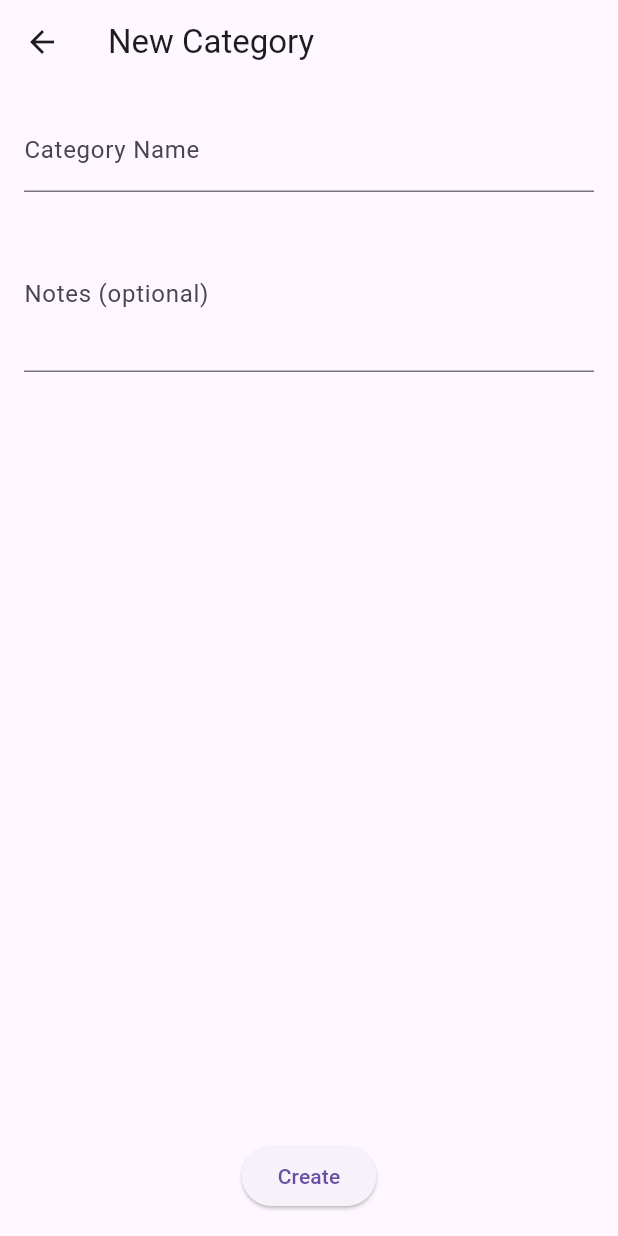
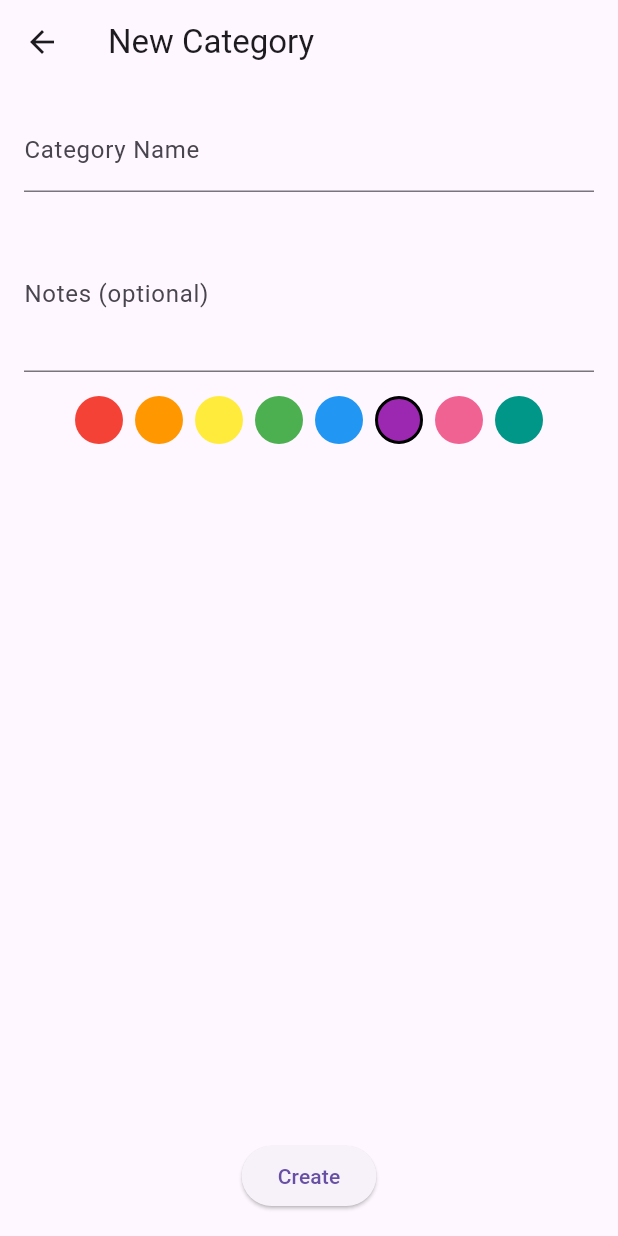
Before and after one commit to gillianthorne/visual_scheduler, a Flutter app: the CreateOrEditCategoryScreen screen opened directly, on a phone screen of 412 x 824 dp. Run offline on Flutter 3.47's test engine with Material 3 defaults, Android fonts, the phone set to English and light mode, and no system bars; our stand-ins replace hive, hive_flutter; accounts and stored records are empty.

Commit message:
colours!!!!!!

```diff
--- a/lib/features/categories/presentation/create_or_edit_category_screen.dart
+++ b/lib/features/categories/presentation/create_or_edit_category_screen.dart
@@ -24,6 +24,19 @@ class _CreateOrEditCategoryScreenState
   late TextEditingController _notesController;
   final uuid = Uuid();
 
+  final List<Color> presetColours = [
+    Colors.red,
+    Colors.orange,
+    Colors.yellow,
+    Colors.green,
+    Colors.blue,
+    Colors.purple,
+    Colors.pink.shade300,
+    Colors.teal
+  ];
+
+  Color selectedColour = Colors.purple;
+
 
   @override
   void initState() {
@@ -43,6 +56,7 @@ class _CreateOrEditCategoryScreenState
         padding: const EdgeInsets.all(16),
         child: Column(
           children: [
+            // NAME
             TextField(
               controller: _nameController,
               decoration: const InputDecoration(labelText: "Category Name"),
@@ -50,20 +64,47 @@ class _CreateOrEditCategoryScreenState
 
             const SizedBox(height: 16),
 
+            // NOTES
             TextField(
               controller: _notesController,
               decoration: const InputDecoration(labelText: "Notes (optional)"),
               maxLines: 3,
             ),
 
+            const SizedBox(height: 16,),
+
+            // COLOUR PICKER
+            Wrap(
+              spacing: 8,
+              children: presetColours.map((c) {
+                return GestureDetector(
+                  onTap: () => setState(() => selectedColour = c),
+                  child: Container(
+                    width: 32,
+                    height: 32,
+                    decoration: BoxDecoration(
+                      color: c,
+                      shape: BoxShape.circle,
+                      border: Border.all(
+                        color: selectedColour == c ? Colors.black : Colors.transparent,
+                        width: 2,
+                      ),
+                    ),
+                  ),
+                );
+              }).toList(),
+            ),
+
+
             const Spacer(),
 
+            // SUBMIT
             ElevatedButton(
               onPressed: () {
                 final updatedCategory = (widget.category ?? Category(
                   id: uuid.v4(),
                   name: _nameController.text,
-                  colourValue: 0xFFFC107,
+                  colourValue: selectedColour.toARGB32(),
                   iconName: null,
                   sortOrder: 0,
                   notes: null,
--- a/lib/features/tasks/presentation/widgets/timeline_task_block.dart
+++ b/lib/features/tasks/presentation/widgets/timeline_task_block.dart
@@ -1,4 +1,6 @@
 import 'package:flutter/material.dart';
+import 'package:provider/provider.dart';
+import 'package:visual_scheduler/features/categories/logic/category_provider.dart';
 import '../../data/task_model.dart';
 
 class TimelineTaskBlock extends StatelessWidget {
@@ -10,6 +12,9 @@ class TimelineTaskBlock extends StatelessWidget {
   Widget build(BuildContext context) {
     final height = task.duration.inMinutes.toDouble();
 
+    final category = context.watch<CategoryProvider>().getCategoryById(task.categoryId ?? "");
+    final int colour = category?.colourValue ?? Colors.deepPurple.shade300.toARGB32();
+
     return Container(
       height: height,
       margin: const EdgeInsets.symmetric(
@@ -18,7 +23,7 @@ class TimelineTaskBlock extends StatelessWidget {
       ),
       padding: const EdgeInsets.all(12),
       decoration: BoxDecoration(
-        color: Colors.deepPurple.shade300,
+        color: Color(colour),
         borderRadius: BorderRadius.circular(8)
       ),
       child: Column(
```
